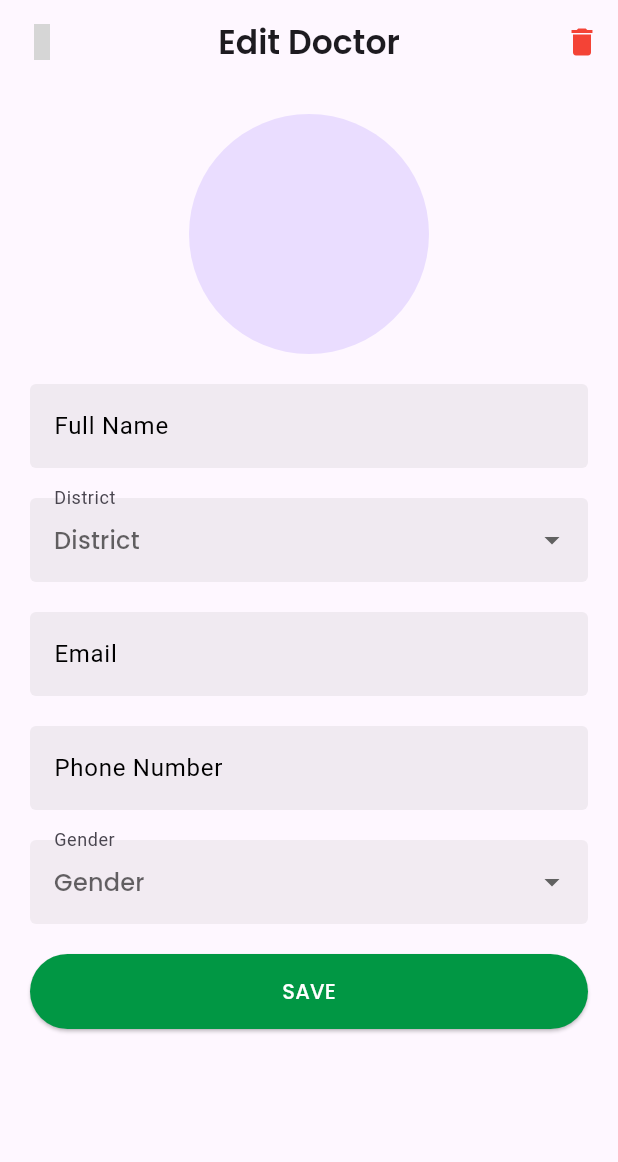
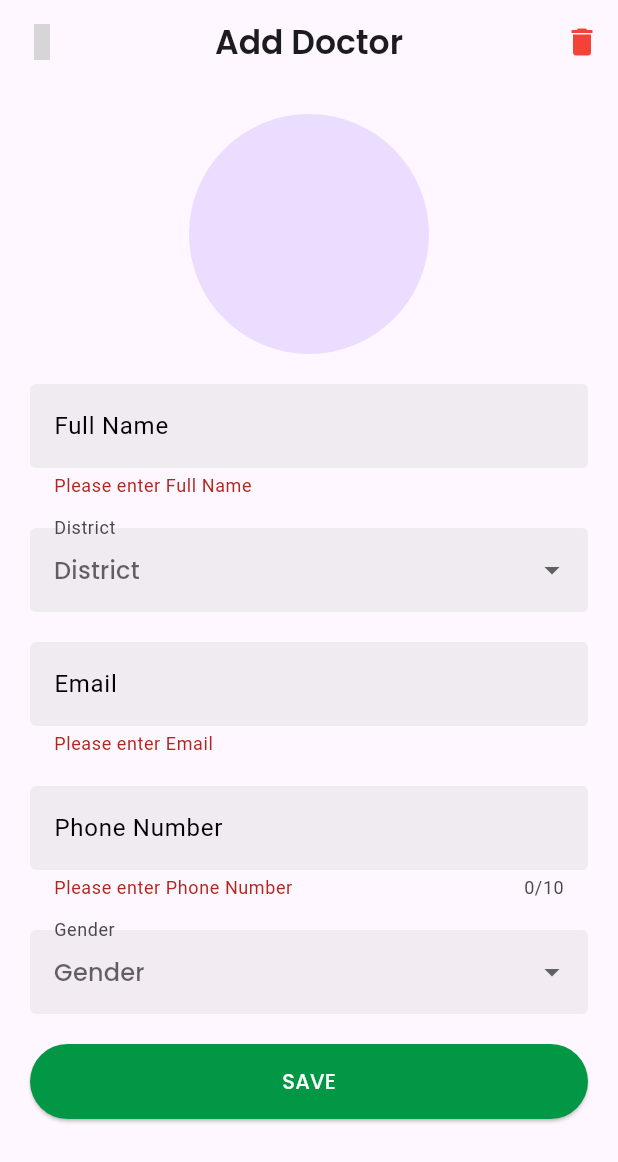
Before and after one commit to adnan-vk/kayla_dr_cred, a Flutter app: the AddorEdit screen opened directly, after a tap on "SAVE", on a phone screen of 412 x 824 dp. Shown: the top 1162 px of the screen. Run offline on Flutter 3.47's test engine with Material 3 defaults, Android fonts, the phone set to English and light mode, and no system bars; our stand-ins replace cloud_firestore, firebase_core, firebase_storage, google_fonts; missing offline and left inert: enefty_icons; accounts and stored records are empty; statements that could not run were skipped; grey boxes are pictures that could not be loaded.

```diff
--- /dev/null
+++ b/lib/controller/doctorcontroller/doctrocontroller.dart
@@ -0,0 +1,40 @@
+import 'dart:developer';
+
+import 'package:flutter/material.dart';
+import 'package:flutter/widgets.dart';
+import 'package:kayla/model/doctormodel.dart';
+import 'package:kayla/service/doctorservice.dart';
+
+class DoctorController extends ChangeNotifier {
+  String? district;
+  String? gender;
+  TextEditingController nameController = TextEditingController();
+  TextEditingController emailController = TextEditingController();
+  TextEditingController phoneController = TextEditingController();
+  DoctorService doctorservice = DoctorService();
+  getAllDoctors() async {
+    try {
+      await doctorservice.getAllDoctors();
+      notifyListeners();
+      log("fetched all doctors");
+    } catch (e) {
+      log("error in fetching data : $e");
+    }
+  }
+
+  addDoctor(DoctorModel data) async {
+    try {
+      await doctorservice.addDoctor(data);
+      getAllDoctors();
+    } catch (e) {
+      log("error in adding data : $e");
+    }
+  }
+
+  clearControllers() {
+    nameController.clear();
+    emailController.clear();
+    phoneController.clear();
+    notifyListeners();
+  }
+}
--- a/lib/main.dart
+++ b/lib/main.dart
@@ -2,6 +2,7 @@ import 'package:firebase_core/firebase_core.dart';
 import 'package:flutter/material.dart';
 import 'package:kayla/controller/addoreditcontroller/addoreditcontroller.dart';
 import 'package:kayla/controller/bottomcontroller/bottomcontroller.dart';
+import 'package:kayla/controller/doctorcontroller/doctrocontroller.dart';
 import 'package:kayla/controller/homecontroller/homecontroller.dart';
 import 'package:kayla/firebase_options.dart';
 import 'package:kayla/view/bottombar/bottombar.dart';
@@ -29,6 +30,9 @@ class MyApp extends StatelessWidget {
         ChangeNotifierProvider(
           create: (context) => HomeController(),
         ),
+        ChangeNotifierProvider(
+          create: (context) => DoctorController(),
+        ),
       ],
       child: MaterialApp(
         debugShowCheckedModeBanner: false,
--- /dev/null
+++ b/lib/model/doctormodel.dart
@@ -0,0 +1,33 @@
+class DoctorModel {
+  String? id;
+  String? name;
+  String? district;
+  String? email;
+  String? phone;
+  String? gender;
+
+  DoctorModel(
+      {this.id, this.district, this.email, this.gender, this.name, this.phone});
+
+  factory DoctorModel.fromjson(json) {
+    return DoctorModel(
+      id: json["id"],
+      district: json["district"],
+      email: json["email"],
+      gender: json['gender'],
+      name: json["name"],
+      phone: json["phone"],
+    );
+  }
+
+  Map<String, dynamic> tojson() {
+    return {
+      "id": id,
+      "district": district,
+      "email": email,
+      "gender": gender,
+      "name": name,
+      "price": phone
+    };
+  }
+}
--- /dev/null
+++ b/lib/service/doctorservice.dart
@@ -0,0 +1,48 @@
+import 'dart:developer';
+
+import 'package:cloud_firestore/cloud_firestore.dart';
+import 'package:firebase_storage/firebase_storage.dart';
+import 'package:kayla/model/doctormodel.dart';
+
+class DoctorService {
+  String doctor = "doctor";
+  FirebaseFirestore firestore = FirebaseFirestore.instance;
+  late CollectionReference<DoctorModel> doct;
+  Reference storage = FirebaseStorage.instance.ref();
+
+  // DoctorService() {
+  //   doct = firestore.collection(doctor).withConverter<DoctorModel>(
+  //     fromFirestore: (snapshot, options) {
+  //       return DoctorModel.fromjson(
+  //         snapshot.id,
+  //         snapshot.data()!,
+  //       );
+  //     },
+  //     toFirestore: (value, options) {
+  //       return value.tojson();
+  //     },
+  //   );
+  // }
+
+  Future<List<DoctorModel>> getAllDoctors() async {
+    final snapshot = await firestore.collection(doctor).get();
+    return snapshot.docs
+        .map(
+          (item) => DoctorModel.fromjson(
+            item.data(),
+          ),
+        )
+        .toList();
+  }
+
+  Future<void> addDoctor(DoctorModel data) async {
+    try {
+      await firestore.collection(doctor).doc(data.id).set(
+            data.tojson(),
+          );
+      log("Doctor added");
+    } catch (e) {
+      log("error in adding item : $e");
+    }
+  }
+}
--- /dev/null
+++ b/lib/view/add/add.dart
@@ -0,0 +1,80 @@
+import 'package:flutter/material.dart';
+import 'package:kayla/controller/doctorcontroller/doctrocontroller.dart';
+import 'package:kayla/model/doctormodel.dart';
+import 'package:kayla/view/add/widget/addwidget.dart';
+import 'package:kayla/view/widgets/textfieldwidget/textfieldwidget.dart';
+import 'package:kayla/view/widgets/textwidget/textwidget.dart';
+import 'package:provider/provider.dart';
+
+class AddorEdit extends StatelessWidget {
+  AddorEdit({super.key, this.value});
+  final value;
+  final textwidget = TextWidget();
+  final textfield = textFormField();
+
+  final formkey = GlobalKey<FormState>();
+
+  @override
+  Widget build(BuildContext context) {
+    return Scaffold(
+      appBar: AddWidget().addtopBar(context),
+      body: Form(
+        key: formkey,
+        child: Padding(
+          padding: const EdgeInsets.all(20),
+          child: SingleChildScrollView(
+            child: Column(
+              mainAxisAlignment: MainAxisAlignment.start,
+              children: [
+                const Center(
+                  child: CircleAvatar(
+                    radius: 80,
+                  ),
+                ),
+                const SizedBox(
+                  height: 20,
+                ),
+                AddWidget().textFields(context),
+                const SizedBox(
+                  height: 20,
+                ),
+                SizedBox(
+                  width: double.infinity,
+                  child: ElevatedButton(
+                    style: const ButtonStyle(
+                      backgroundColor: WidgetStatePropertyAll(
+                        Color(0xFF019744),
+                      ),
+                    ),
+                    onPressed: () {
+                      if (formkey.currentState!.validate()) {
+                        addData(context);
+                      }
+                    },
+                    child: Padding(
+                      padding: const EdgeInsets.all(15),
+                      child: textwidget.text(data: "SAVE", color: Colors.white),
+                    ),
+                  ),
+                ),
+              ],
+            ),
+          ),
+        ),
+      ),
+    );
+  }
+
+  addData(context) {
+    final pro = Provider.of<DoctorController>(context, listen: false);
+    final data = DoctorModel(
+        id: DateTime.now().toString(),
+        email: pro.emailController.text,
+        name: pro.nameController.text,
+        district: pro.district,
+        gender: pro.gender,
+        phone: pro.phoneController.text);
+    pro.addDoctor(data);
+    pro.clearControllers();
+  }
+}
--- a/lib/view/addoredit/widget/addoreditwidget.dart
+++ b/lib/view/add/widget/addwidget.dart
@@ -1,11 +1,12 @@
 import 'package:enefty_icons/enefty_icons.dart';
 import 'package:flutter/material.dart';
 import 'package:kayla/controller/addoreditcontroller/addoreditcontroller.dart';
+import 'package:kayla/controller/doctorcontroller/doctrocontroller.dart';
 import 'package:kayla/view/home_page/homewidget/homewidget.dart';
 import 'package:kayla/view/widgets/textfieldwidget/textfieldwidget.dart';
 import 'package:provider/provider.dart';
 
-class AddorEditWidget {
+class AddWidget {
   addtopBar(context) {
     return AppBar(
       automaticallyImplyLeading: false,
@@ -29,41 +30,24 @@ class AddorEditWidget {
     );
   }
 
-  editTopBar(context) {
-    return AppBar(
-      automaticallyImplyLeading: false,
-      leading: IconButton(
-        onPressed: () {
-          Navigator.pop(context);
-        },
-        icon: const Icon(EneftyIcons.arrow_left_3_outline),
-      ),
-      centerTitle: true,
-      title: textwidget.text(data: "Edit Doctor", weight: FontWeight.w600),
-      actions: [
-        IconButton(
-          onPressed: () {},
-          icon: const Icon(
-            Icons.delete,
-            color: Colors.red,
-          ),
-        )
-      ],
-    );
-  }
-
   textFields(context) {
     final pro = Provider.of<AddorEditController>(context, listen: false);
+    final provider = Provider.of<DoctorController>(context, listen: false);
     return Column(
       children: [
-        textFormField().textformfield(labeltext: "Full Name"),
+        textFormField().textformfield(
+            type: "name",
+            controller: provider.nameController,
+            labeltext: "Full Name"),
         const SizedBox(
           height: 20,
         ),
         DropdownButtonFormField(
           hint: textwidget.text(data: "District"),
           items: pro.districtItems,
-          onChanged: (value) {},
+          onChanged: (value) {
+            provider.district = value.toString();
+          },
           decoration: InputDecoration(
             labelText: 'District',
             border: const OutlineInputBorder(borderSide: BorderSide.none),
@@ -74,11 +58,16 @@ class AddorEditWidget {
         const SizedBox(
           height: 20,
         ),
-        textFormField().textformfield(labeltext: "Email"),
+        textFormField().textformfield(
+            controller: provider.emailController, labeltext: "Email"),
         const SizedBox(
           height: 20,
         ),
-        textFormField().textformfield(labeltext: "Phone Number"),
+        textFormField().textformfield(
+            max: 10,
+            keytype: TextInputType.number,
+            controller: provider.phoneController,
+            labeltext: "Phone Number"),
         const SizedBox(
           height: 20,
         ),
@@ -94,7 +83,9 @@ class AddorEditWidget {
               child: textwidget.text(data: "Female"),
             ),
           ],
-          onChanged: (value) {},
+          onChanged: (value) {
+            provider.gender = value.toString();
+          },
           decoration: InputDecoration(
             labelText: 'Gender',
             border: const OutlineInputBorder(borderSide: BorderSide.none),
--- a/lib/view/addoredit/addoredit.dart
+++ /dev/null
@@ -1,57 +0,0 @@
-import 'package:flutter/material.dart';
-import 'package:kayla/view/addoredit/widget/addoreditwidget.dart';
-import 'package:kayla/view/widgets/textfieldwidget/textfieldwidget.dart';
-import 'package:kayla/view/widgets/textwidget/textwidget.dart';
-
-class AddorEdit extends StatelessWidget {
-  AddorEdit({super.key, this.value});
-  final value;
-  final textwidget = TextWidget();
-  final textfield = textFormField();
-
-  @override
-  Widget build(BuildContext context) {
-    return Scaffold(
-      appBar: value == "edit"
-          ? AddorEditWidget().editTopBar(context)
-          : AddorEditWidget().addtopBar(context),
-      body: Padding(
-        padding: const EdgeInsets.all(20),
-        child: SingleChildScrollView(
-          child: Column(
-            mainAxisAlignment: MainAxisAlignment.start,
-            children: [
-              const Center(
-                child: CircleAvatar(
-                  radius: 80,
-                ),
-              ),
-              const SizedBox(
-                height: 20,
-              ),
-              AddorEditWidget().textFields(context),
-              const SizedBox(
-                height: 20,
-              ),
-              SizedBox(
-                width: double.infinity,
-                child: ElevatedButton(
-                  style: const ButtonStyle(
-                    backgroundColor: WidgetStatePropertyAll(
-                      Color(0xFF019744),
-                    ),
-                  ),
-                  onPressed: () {},
-                  child: Padding(
-                    padding: const EdgeInsets.all(15),
-                    child: textwidget.text(data: "SAVE", color: Colors.white),
-                  ),
-                ),
-              ),
-            ],
-          ),
-        ),
-      ),
-    );
-  }
-}
--- /dev/null
+++ b/lib/view/editpage/edit.dart
@@ -0,0 +1,87 @@
+import 'package:flutter/material.dart';
+import 'package:kayla/controller/doctorcontroller/doctrocontroller.dart';
+import 'package:kayla/model/doctormodel.dart';
+import 'package:kayla/view/add/widget/addwidget.dart';
+import 'package:kayla/view/widgets/textfieldwidget/textfieldwidget.dart';
+import 'package:kayla/view/widgets/textwidget/textwidget.dart';
+import 'package:provider/provider.dart';
+
+class AddorEdit extends StatefulWidget {
+  const AddorEdit({super.key, this.value});
+  final value;
+
+  @override
+  State<AddorEdit> createState() => _AddorEditState();
+}
+
+class _AddorEditState extends State<AddorEdit> {
+  final textwidget = TextWidget();
+
+  final textfield = textFormField();
+
+  final formkey = GlobalKey<FormState>();
+
+  @override
+  Widget build(BuildContext context) {
+    return Scaffold(
+      appBar: AddWidget().addtopBar(context),
+      body: Form(
+        key: formkey,
+        child: Padding(
+          padding: const EdgeInsets.all(20),
+          child: SingleChildScrollView(
+            child: Column(
+              mainAxisAlignment: MainAxisAlignment.start,
+              children: [
+                const Center(
+                  child: CircleAvatar(
+                    radius: 80,
+                  ),
+                ),
+                const SizedBox(
+                  height: 20,
+                ),
+                AddWidget().textFields(context),
+                const SizedBox(
+                  height: 20,
+                ),
+                SizedBox(
+                  width: double.infinity,
+                  child: ElevatedButton(
+                    style: const ButtonStyle(
+                      backgroundColor: WidgetStatePropertyAll(
+                        Color(0xFF019744),
+                      ),
+                    ),
+                    onPressed: () {
+                      if (formkey.currentState!.validate()) {
+                        addData(context);
+                      }
+                    },
+                    child: Padding(
+                      padding: const EdgeInsets.all(15),
+                      child: textwidget.text(data: "SAVE", color: Colors.white),
+                    ),
+                  ),
+                ),
+              ],
+            ),
+          ),
+        ),
+      ),
+    );
+  }
+
+  addData(context) {
+    final pro = Provider.of<DoctorController>(context, listen: false);
+    final data = DoctorModel(
+        id: DateTime.now().toString(),
+        email: pro.emailController.text,
+        name: pro.nameController.text,
+        district: pro.district,
+        gender: pro.gender,
+        phone: pro.phoneController.text);
+    pro.addDoctor(data);
+    pro.clearControllers();
+  }
+}
--- a/lib/view/home_page/home.dart
+++ b/lib/view/home_page/home.dart
@@ -1,5 +1,5 @@
 import 'package:flutter/material.dart';
-import 'package:kayla/view/addoredit/addoredit.dart';
+import 'package:kayla/view/add/add.dart';
 import 'package:kayla/view/home_page/homewidget/homewidget.dart';
 
 class HomePage extends StatelessWidget {
--- a/lib/view/home_page/homewidget/homewidget.dart
+++ b/lib/view/home_page/homewidget/homewidget.dart
@@ -1,6 +1,6 @@
 import 'package:flutter/material.dart';
 import 'package:kayla/controller/homecontroller/homecontroller.dart';
-import 'package:kayla/view/addoredit/addoredit.dart';
+import 'package:kayla/view/add/add.dart';
 import 'package:kayla/view/widgets/buttonwidget/buttonwidget.dart';
 import 'package:kayla/view/widgets/textwidget/textwidget.dart';
 import 'package:provider/provider.dart';
--- a/lib/view/widgets/textfieldwidget/textfieldwidget.dart
+++ b/lib/view/widgets/textfieldwidget/textfieldwidget.dart
@@ -3,39 +3,30 @@
 import 'package:flutter/material.dart';
 
 class textFormField {
-  textformfield(
-      {controller,
-      cnfcontroller,
+  textformfield({
+    controller,
     labeltext,
     onchange,
-      validator,
     String? type,
     keytype,
     max,
-      minline,
     color,
-      maxline,
-      icon,
-      bool obsc = false}) {
-    // TextEditingController cnfcontroller = TextEditingController();
+  }) {
     return TextFormField(
-      // validator: (value) {
-      //   if (value == null || value.isEmpty) {
-      //     return "Please enter $hinttext";
-      //   } else if (type == 'phone') {
-      //     if (value.length != 10) {
-      //       return "Please Enter Valid Phone Number";
-      //     }
-      //   } else if (type == "firstName") {
-      //     if (value.isEmpty) {
-      //       return "please enter a name";
-      //     }
-      //   }
-      //   return null;
-      // },
-      obscureText: obsc,
-      maxLines: maxline,
-      minLines: minline,
+      validator: (value) {
+        if (value == null || value.isEmpty) {
+          return "Please enter $labeltext";
+        } else if (type == 'name') {
+          if (value.length != 10) {
+            return "Please Enter Valid Phone Number";
+          }
+        } else if (type == "firstName") {
+          if (value.isEmpty) {
+            return "please enter a name";
+          }
+        }
+        return null;
+      },
       maxLength: max,
       keyboardType: keytype,
       controller: controller,
@@ -45,7 +36,6 @@ class textFormField {
         labelStyle: const TextStyle(color: Colors.black),
         filled: true,
         fillColor: Colors.grey.withOpacity(.15),
-        prefixIcon: icon,
       ),
       onChanged: (value) {
         onchange;
```
Also changed, not shown: lib/view/editpage/widget/editwidget.dart (added, +184 -0 lines). Lines whose indentation alone changed are shown as unchanged.
